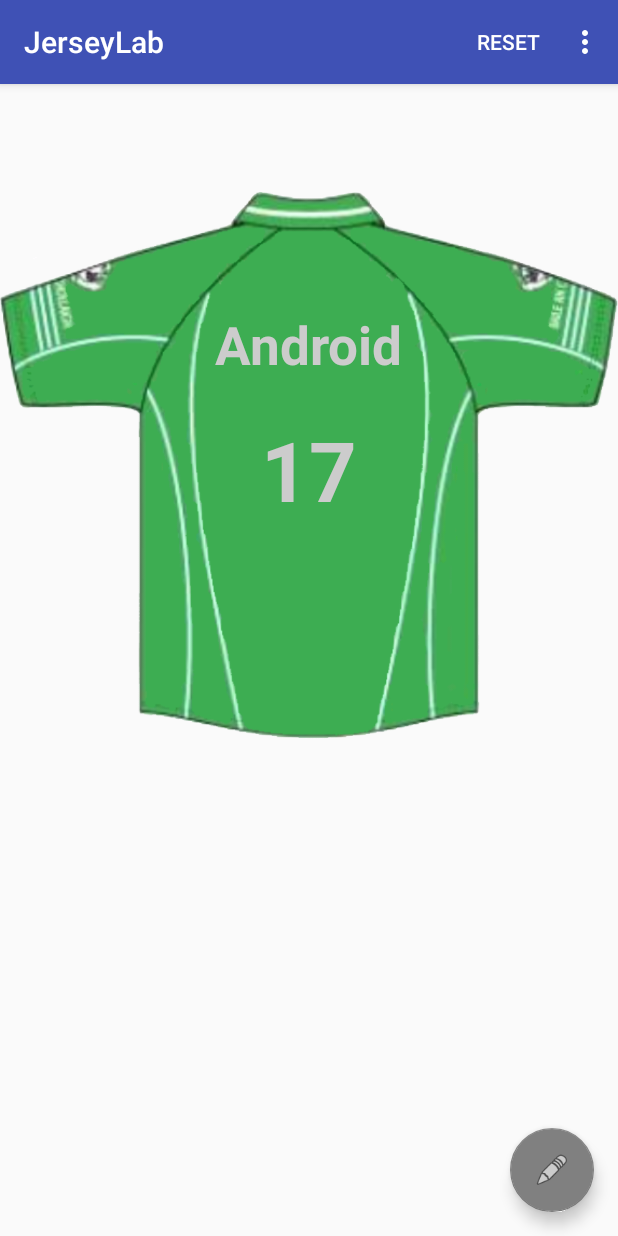
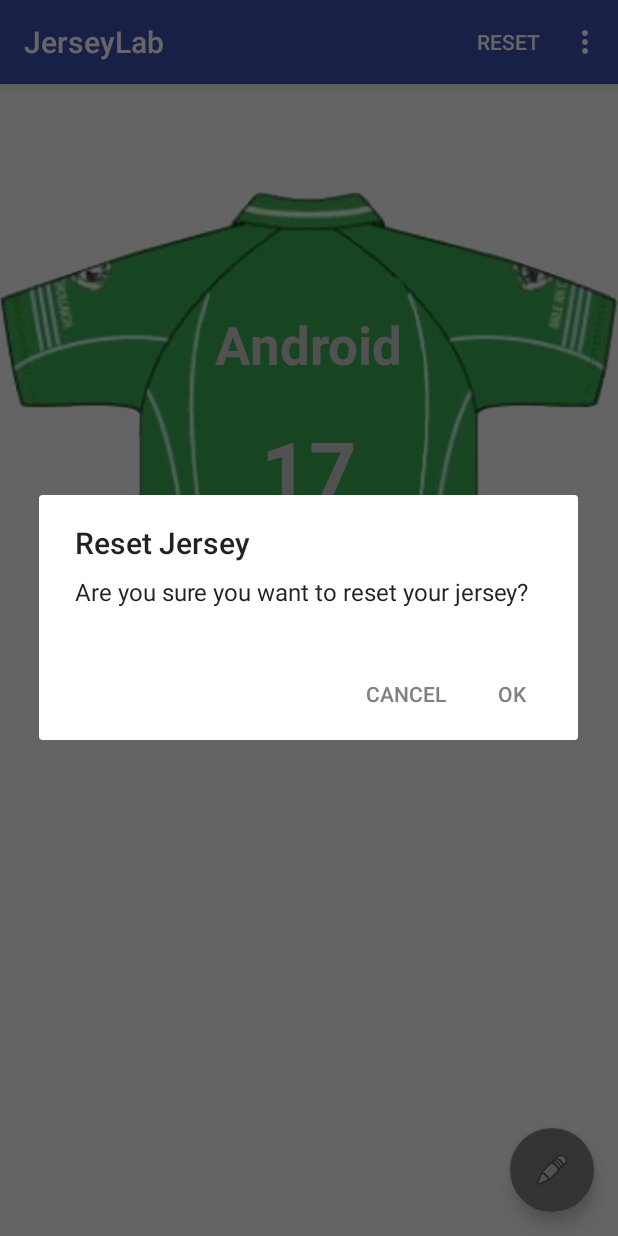
Before and after one commit to Kilkee/JerseyLab, an Android app: the screen it shows after launch (MainActivity), after a tap on "RESET", on a phone screen of 412 x 824 dp. Run offline under Robolectric (Android 15) with nearby library versions, the phone set to English and light mode, and no system bars.

Commit message:
Added reset jersey dialog box

```diff
--- a/JerseyLab/app/src/main/java/com/example/delaney/jerseylab/MainActivity.java
+++ b/JerseyLab/app/src/main/java/com/example/delaney/jerseylab/MainActivity.java
@@ -150,8 +150,10 @@ builder.create().show();
     public boolean onOptionsItemSelected(MenuItem item) {
         switch (item.getItemId()){
             case R.id.action_reset:
-                mCurrentItem = new Item();
-                showCurrentItem();
+                clearAll();
+
+//                mCurrentItem = new Item();
+//                showCurrentItem();
                 return true;
             case R.id.action_settings:
                // startActivity(new Intent(Settings.ACTION_SETTINGS));
@@ -162,4 +164,25 @@ builder.create().show();
 
         return super.onOptionsItemSelected(item);
     }
+
+    private void clearAll() {
+
+        AlertDialog.Builder builder = new AlertDialog.Builder(this);
+
+        builder.setTitle("Reset Jersey");
+        builder.setMessage("Are you sure you want to reset your jersey?");
+        builder.setPositiveButton(android.R.string.ok, new DialogInterface.OnClickListener() {
+            @Override
+            public void onClick(DialogInterface dialogInterface, int i) {
+                mCurrentItem = new Item();
+
+                showCurrentItem();
+            }
+        });
+
+        builder.setNegativeButton(android.R.string.cancel, null);
+
+
+        builder.create().show();
+    }
 }
```
